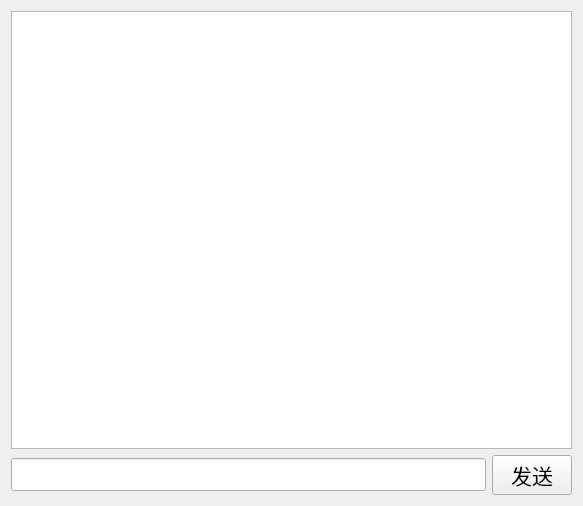
Before: the Qt Designer form TCPclient/privatechat.ui in abzgit/QT, drawn with Qt 5.
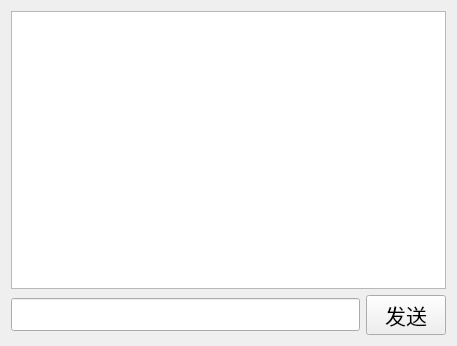
After: the same form once the commit is applied.

What changed in the file:
```diff
--- a/TCPclient/privatechat.ui
+++ b/TCPclient/privatechat.ui
@@ -6,8 +6,8 @@
    <rect>
     <x>0</x>
     <y>0</y>
-    <width>583</width>
-    <height>506</height>
+    <width>457</width>
+    <height>346</height>
    </rect>
   </property>
   <property name="windowTitle">
```
